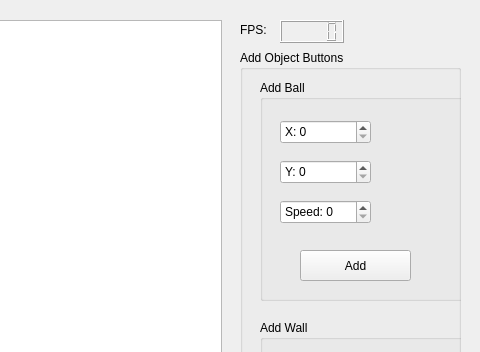
Qt form mainwindow.ui (Thalyonn/Ballwalls) before a commit; both pictures show x 1070 to 1550 and y 0 to 352 of the 1550 by 740 pixel window.
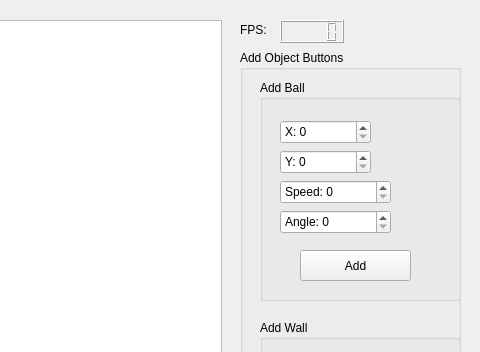
The same form after that commit.

Commit message: implement text boxes

```diff
--- a/mainwindow.ui
+++ b/mainwindow.ui
@@ -81,7 +81,7 @@
       <property name="geometry">
        <rect>
         <x>20</x>
-        <y>80</y>
+        <y>70</y>
         <width>91</width>
         <height>24</height>
        </rect>
@@ -97,8 +97,8 @@
       <property name="geometry">
        <rect>
         <x>20</x>
-        <y>120</y>
-        <width>91</width>
+        <y>100</y>
+        <width>111</width>
         <height>24</height>
        </rect>
       </property>
@@ -109,6 +109,22 @@
        <number>500</number>
       </property>
      </widget>
+     <widget class="QSpinBox" name="ballAngle">
+      <property name="geometry">
+       <rect>
+        <x>20</x>
+        <y>130</y>
+        <width>111</width>
+        <height>24</height>
+       </rect>
+      </property>
+      <property name="prefix">
+       <string>Angle: </string>
+      </property>
+      <property name="maximum">
+       <number>360</number>
+      </property>
+     </widget>
     </widget>
     <widget class="QGroupBox" name="groupBox_3">
      <property name="geometry">
```
The commit also changes 1 other file.
